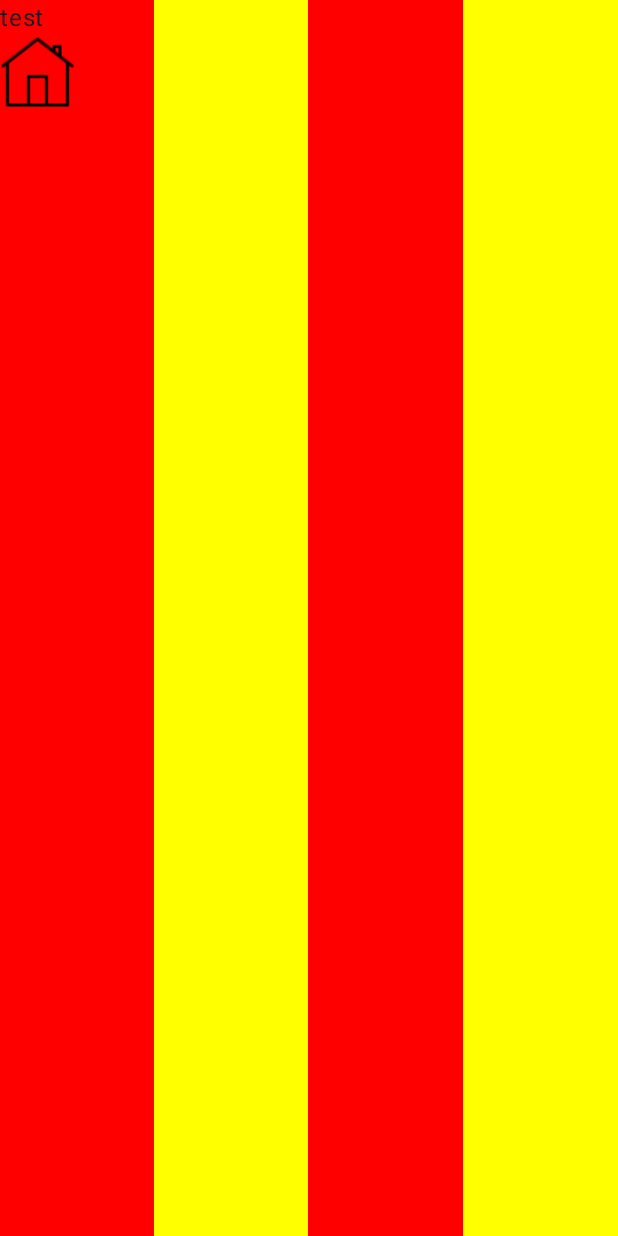
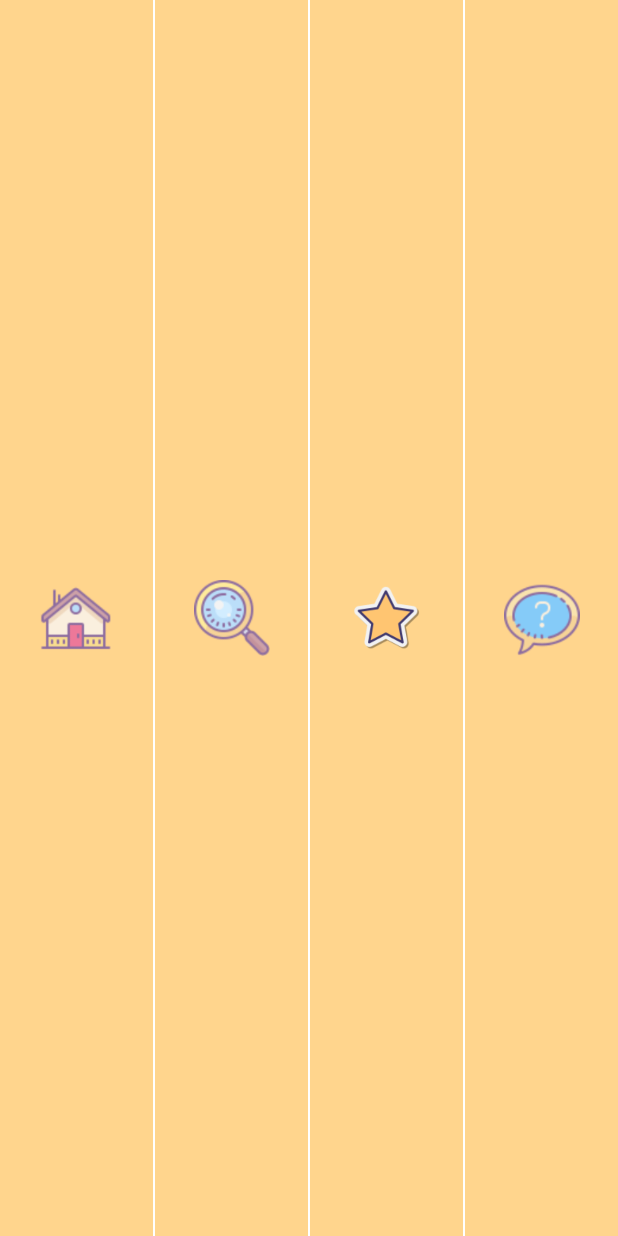
Before and after one commit to Sacane/Mobistory, an Android app built with Jetpack Compose: the composable BottomBar shown on its own in the app's theme, on a phone screen of 412 x 824 dp. Run offline under Robolectric (Android 15) with nearby library versions, the phone set to English and light mode, and no system bars.

Commit message:
Update bars and routing

```diff
--- a/app/build.gradle.kts
+++ b/app/build.gradle.kts
@@ -51,6 +51,7 @@ android {
 }
 
 dependencies {
+    implementation(libs.androidx.navigation.compose)
     val room_version = "2.6.0"
 
     // Room dependencies
--- a/app/src/main/java/fr/pentagon/android/mobistory/Bars.kt
+++ b/app/src/main/java/fr/pentagon/android/mobistory/Bars.kt
@@ -2,47 +2,58 @@ package fr.pentagon.android.mobistory
 
 import androidx.compose.foundation.Image
 import androidx.compose.foundation.background
+import androidx.compose.foundation.clickable
 import androidx.compose.foundation.layout.Box
-import androidx.compose.foundation.layout.Column
+import androidx.compose.foundation.layout.BoxWithConstraints
 import androidx.compose.foundation.layout.Row
+import androidx.compose.foundation.layout.fillMaxHeight
 import androidx.compose.foundation.layout.fillMaxSize
+import androidx.compose.foundation.layout.size
+import androidx.compose.foundation.layout.width
+import androidx.compose.material3.Divider
 import androidx.compose.material3.Text
 import androidx.compose.runtime.Composable
 import androidx.compose.ui.Alignment
 import androidx.compose.ui.Modifier
 import androidx.compose.ui.graphics.Color
+import androidx.compose.ui.platform.LocalDensity
 import androidx.compose.ui.res.painterResource
 import androidx.compose.ui.text.font.FontFamily
 import androidx.compose.ui.text.font.FontWeight
+import androidx.compose.ui.unit.dp
 import androidx.compose.ui.unit.sp
+import androidx.navigation.NavController
 
 @Composable
 fun TopBar(modifier: Modifier = Modifier) {
-    Box(
-        modifier = modifier
-            .fillMaxSize()
-            .background(
-                color = Color(
-                    red = 255,
-                    green = 213,
-                    blue = 141,
-                    alpha = 255
-                )
-            )
-    ) {
+    Box(modifier = modifier.fillMaxSize().background(color = Color(red = 255, green = 213, blue = 141, alpha = 255))) {
         Text(modifier = Modifier.align(Alignment.Center), text = "MOBISTORY", fontFamily = FontFamily.Serif, fontWeight = FontWeight.Bold, fontSize = 25.sp, color = Color.White)
     }
 }
 
 @Composable
-fun BottomBar(modifier: Modifier = Modifier) {
+fun BottomBar(modifier: Modifier = Modifier, navController: NavController) {
     Row(modifier = modifier.fillMaxSize().background(color = Color(red = 255, green = 213, blue = 141, alpha = 255))) {
-        Column(modifier = Modifier.weight(1f).fillMaxSize().background(color = Color.Red)) {
-            Text(text = "test")
-            Image(painter = painterResource(id = R.drawable.ic_home), contentDescription = "blabla")
-        }
-        Box(modifier = Modifier.weight(1f).fillMaxSize().background(color = Color.Yellow)) {}
-        Box(modifier = Modifier.weight(1f).fillMaxSize().background(color = Color.Red)) {}
-        Box(modifier = Modifier.weight(1f).fillMaxSize().background(color = Color.Yellow)) {}
+        IconBottomBar(modifier = Modifier.weight(1f), icon = R.drawable.ic_home, onClick = { navController.navigate("home") })
+        Divider(color = Color.White, modifier = Modifier.fillMaxHeight().width(1.dp))
+        IconBottomBar(modifier = Modifier.weight(1f), icon = R.drawable.ic_search, onClick = { navController.navigate("search") })
+        Divider(color = Color.White, modifier = Modifier.fillMaxHeight().width(1.dp))
+        IconBottomBar(modifier = Modifier.weight(1f), icon = R.drawable.ic_star, onClick = { navController.navigate("favorites") })
+        Divider(color = Color.White, modifier = Modifier.fillMaxHeight().width(1.dp))
+        IconBottomBar(modifier = Modifier.weight(1f), icon = R.drawable.ic_quiz, onClick = { navController.navigate("quiz") })
     }
 }
+
+@Composable
+fun IconBottomBar(modifier: Modifier = Modifier, icon: Int, onClick: () -> Unit) {
+    BoxWithConstraints(modifier = modifier.fillMaxSize().clickable(onClick = { onClick() }), contentAlignment = Alignment.Center) {
+        val constraints = this.constraints
+
+        Box(modifier = Modifier.size((constraints.maxWidth / 2).pxToDp(), (constraints.maxHeight / 2).pxToDp())) {
+            Image(painter = painterResource(id = icon), contentDescription = "home", modifier = Modifier.fillMaxSize())
+        }
+    }
+}
+
+@Composable
+fun Int.pxToDp() = with(LocalDensity.current) { this@pxToDp.toDp() }
--- a/gradle/libs.versions.toml
+++ b/gradle/libs.versions.toml
@@ -8,6 +8,7 @@ espresso-core = "3.5.1"
 lifecycle-runtime-ktx = "2.6.2"
 activity-compose = "1.8.0"
 compose-bom = "2023.08.00"
+navigation-compose = "2.7.5"
 
 [libraries]
 core-ktx = { group = "androidx.core", name = "core-ktx", version.ref = "core-ktx" }
@@ -24,6 +25,7 @@ ui-tooling-preview = { group = "androidx.compose.ui", name = "ui-tooling-preview
 ui-test-manifest = { group = "androidx.compose.ui", name = "ui-test-manifest" }
 ui-test-junit4 = { group = "androidx.compose.ui", name = "ui-test-junit4" }
 material3 = { group = "androidx.compose.material3", name = "material3" }
+androidx-navigation-compose = { group = "androidx.navigation", name = "navigation-compose", version.ref = "navigation-compose" }
 
 [plugins]
 androidApplication = { id = "com.android.application", version.ref = "agp" }
```
Also changed, not shown: app/src/main/java/fr/pentagon/android/mobistory/MainActivity.kt (+23 -23 lines), app/src/main/res/drawable/ic_home.png, app/src/main/res/drawable/ic_quiz.png (added), app/src/main/res/drawable/ic_search.png (added), app/src/main/res/drawable/ic_star.png (added).
